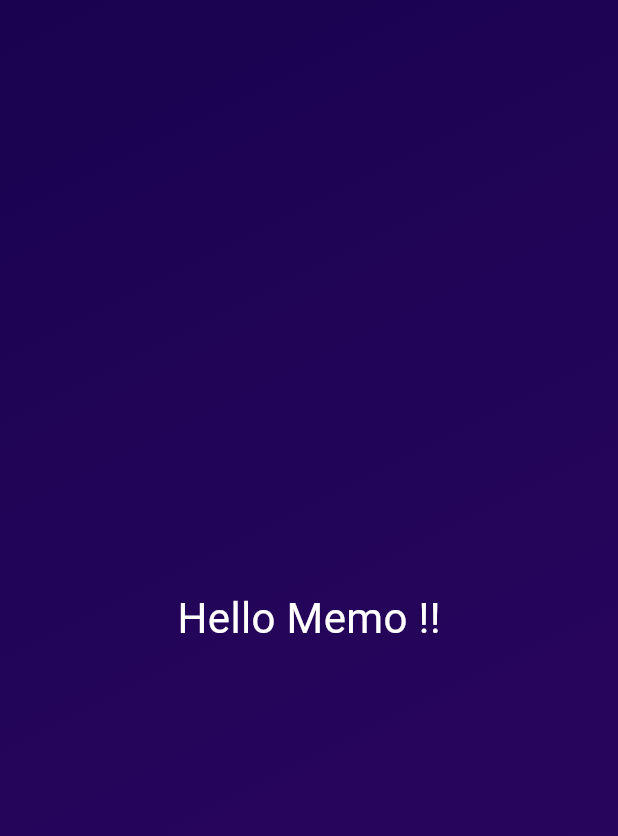
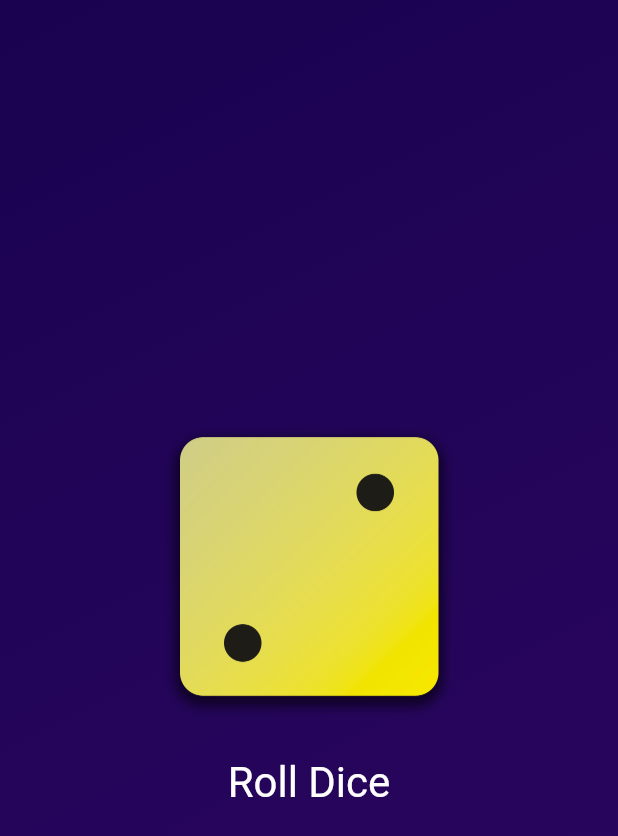
Before and after one commit to M7hmoud-3ttia/ROLL-DICE-APP, a Flutter app: the screen it shows after launch, on a phone screen of 412 x 824 dp. Shown: the top 836 px of the screen. Run offline on Flutter 3.47's test engine with Material 3 defaults, Android fonts, the phone set to English and light mode, and no system bars.

```diff
--- /dev/null
+++ b/lib/dice_roller.dart
@@ -0,0 +1,43 @@
+import 'dart:math';
+
+import 'package:flutter/material.dart';
+
+final randomizer = Random();
+
+class DiceRoller extends StatefulWidget {
+  const DiceRoller({super.key});
+
+  @override
+  State<DiceRoller> createState() {
+    return _DiceRollerState();
+  }
+}
+
+class _DiceRollerState extends State<DiceRoller> {
+  var currentDiceRoll = 2;
+
+  void rollDice() {
+    setState(() {
+      currentDiceRoll = randomizer.nextInt(6) + 1;
+    });
+  }
+
+  @override
+  Widget build(context) {
+    return Column(
+      mainAxisSize: MainAxisSize.min,
+      children: [
+        Image.asset('assets/images/dice-$currentDiceRoll.png', width: 200),
+        SizedBox(height: 20),
+        TextButton(
+          onPressed: rollDice,
+          style: TextButton.styleFrom(
+            foregroundColor: Colors.white,
+            textStyle: TextStyle(fontSize: 28),
+          ),
+          child: Text("Roll Dice"),
+        ),
+      ],
+    );
+  }
+}
--- a/lib/gradient_container.dart
+++ b/lib/gradient_container.dart
@@ -1,4 +1,4 @@
-import 'package:first_application/text_widget.dart';
+import 'package:first_application/dice_roller.dart';
 import 'package:flutter/material.dart';
 
 var startAlignment = Alignment.topLeft;
@@ -20,7 +20,7 @@ class GradientContainer extends StatelessWidget {
           end: endAlignment,
         ),
       ),
-      child: Center(child: TextWidget("Hello Memo !!")),
+      child: Center(child: DiceRoller()),
     );
   }
 }
```
Also changed, not shown: pubspec.yaml (+7 -3 lines), assets/images/dice-1.png (added), assets/images/dice-2.png (added), assets/images/dice-3.png (added), assets/images/dice-4.png (added), assets/images/dice-5.png (added), assets/images/dice-6.png (added).
